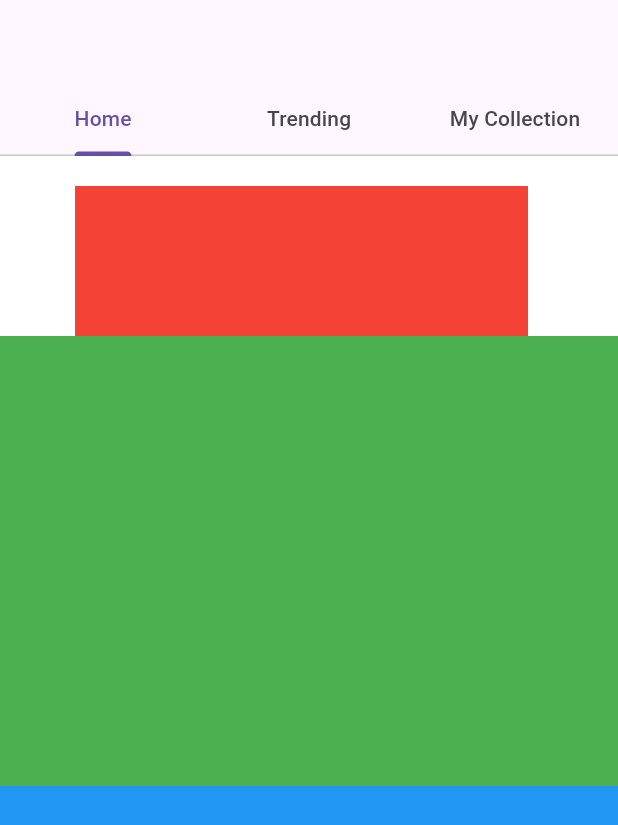
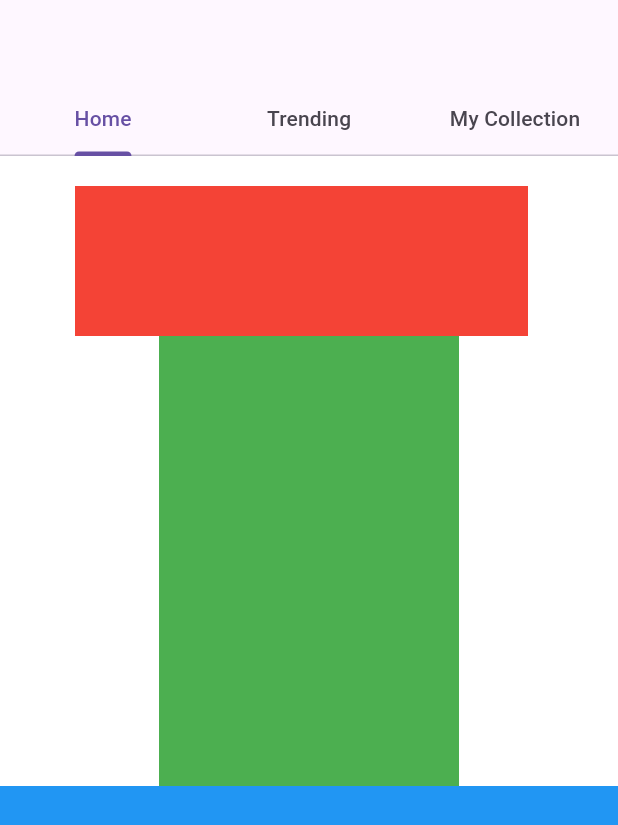
Before and after one commit to Hnonstoph00/flutter1, a Flutter app: the screen it shows after launch, on a phone screen of 412 x 824 dp. Shown: the top 825 px of the screen. Run offline on Flutter 3.47's test engine with Material 3 defaults, Android fonts, the phone set to English and light mode, and no system bars.

Commit message:
run_ios_android

```diff
--- a/lib/Screen/Home/home_view.dart
+++ b/lib/Screen/Home/home_view.dart
@@ -24,7 +24,7 @@ class HomeView extends StatelessWidget {
                   Expanded(
                     child: Container(
                       color: Colors.green, // Second section color
-                      width: double.infinity, // Match the width of the screen
+                      width: 200, // Match the width of the screen
                     ),
                   ),
                   Expanded(
--- a/lib/Screen/Trending/Item/trending_item.dart
+++ b/lib/Screen/Trending/Item/trending_item.dart
@@ -7,8 +7,6 @@ class TrendingItemWidget extends StatelessWidget {
   @override
   Widget build(BuildContext context) {
     return Container(
-      width: 200,
-      height: 100,
       color: Colors.red,
       child: Center(
         child: Column(
```
Also changed, not shown: 2 other files.
